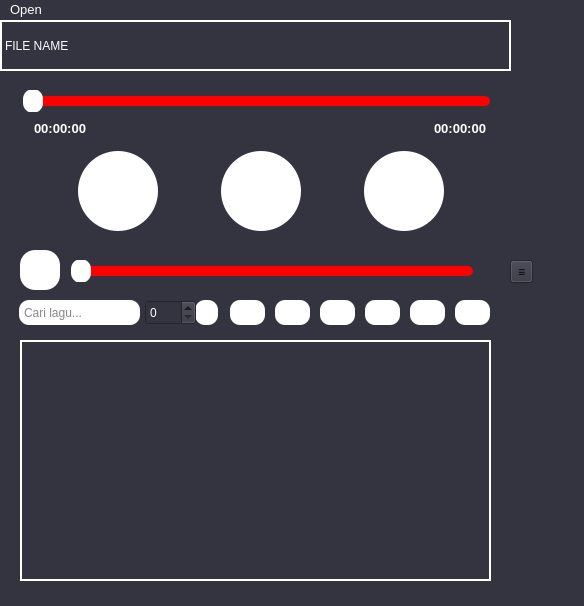
First picture: the form in MusicPlayerGUI/mainwindow.ui, repository adanfdilah/Project-Alpro, before the edit.
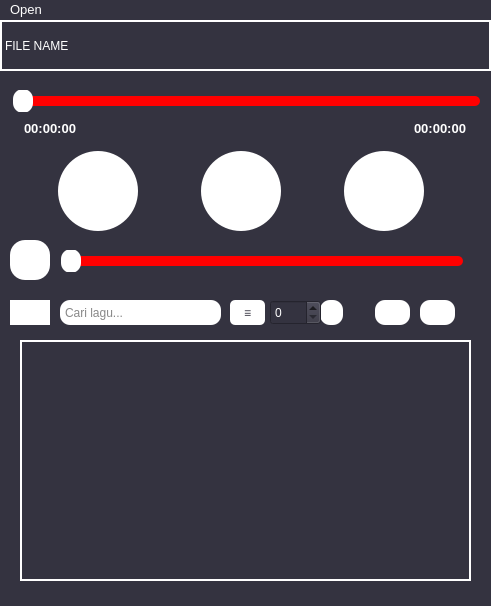
Second picture: the form after the edit. Custom widgets are drawn as their Qt base class.

Patch:
```diff
--- a/MusicPlayerGUI/mainwindow.ui
+++ b/MusicPlayerGUI/mainwindow.ui
@@ -6,7 +6,7 @@
    <rect>
     <x>0</x>
     <y>0</y>
-    <width>584</width>
+    <width>491</width>
     <height>606</height>
    </rect>
   </property>
@@ -23,7 +23,7 @@
      <rect>
       <x>0</x>
       <y>0</y>
-      <width>511</width>
+      <width>491</width>
       <height>51</height>
      </rect>
     </property>
@@ -49,7 +49,7 @@
      <rect>
       <x>10</x>
       <y>70</y>
-      <width>500</width>
+      <width>480</width>
       <height>22</height>
      </rect>
     </property>
@@ -77,8 +77,8 @@
    <widget class="QSlider" name="horizontalSlider_Audio_Volume">
     <property name="geometry">
      <rect>
-      <x>70</x>
-      <y>240</y>
+      <x>60</x>
+      <y>230</y>
       <width>411</width>
       <height>22</height>
      </rect>
@@ -107,8 +107,8 @@
    <widget class="QPushButton" name="pushButton_Volume">
     <property name="geometry">
      <rect>
-      <x>20</x>
-      <y>230</y>
+      <x>10</x>
+      <y>220</y>
       <width>40</width>
       <height>40</height>
      </rect>
@@ -136,7 +136,7 @@
    <widget class="QWidget" name="layoutWidget">
     <property name="geometry">
      <rect>
-      <x>30</x>
+      <x>10</x>
       <y>130</y>
       <width>462</width>
       <height>82</height>
@@ -244,7 +244,7 @@
    <widget class="QLabel" name="label_Value_1">
     <property name="geometry">
      <rect>
-      <x>30</x>
+      <x>20</x>
       <y>100</y>
       <width>60</width>
       <height>16</height>
@@ -273,7 +273,7 @@
    <widget class="QLabel" name="label_Value_2">
     <property name="geometry">
      <rect>
-      <x>430</x>
+      <x>410</x>
       <y>100</y>
       <width>60</width>
       <height>16</height>
@@ -302,7 +302,7 @@
    <widget class="QPushButton" name="setTimerButton">
     <property name="geometry">
      <rect>
-      <x>195</x>
+      <x>320</x>
       <y>280</y>
       <width>23</width>
       <height>25</height>
@@ -334,7 +334,7 @@
    <widget class="QSpinBox" name="timerSpinBox">
     <property name="geometry">
      <rect>
-      <x>145</x>
+      <x>270</x>
       <y>280</y>
       <width>51</width>
       <height>25</height>
@@ -516,12 +516,223 @@
    <widget class="QPushButton" name="pushButton_Shuffle">
     <property name="geometry">
      <rect>
-      <x>410</x>
+      <x>375</x>
       <y>280</y>
       <width>35</width>
       <height>25</height>
      </rect>
     </property>
+    <property name="sizePolicy">
+     <sizepolicy hsizetype="Fixed" vsizetype="Fixed">
+      <horstretch>0</horstretch>
+      <verstretch>0</verstretch>
+     </sizepolicy>
+    </property>
+    <property name="palette">
+     <palette>
+      <active>
+       <colorrole role="WindowText">
+        <brush brushstyle="SolidPattern">
+         <color alpha="255">
+          <red>52</red>
+          <green>51</green>
+          <blue>64</blue>
+         </color>
+        </brush>
+       </colorrole>
+       <colorrole role="Button">
+        <brush brushstyle="SolidPattern">
+         <color alpha="255">
+          <red>255</red>
+          <green>255</green>
+          <blue>255</blue>
+         </color>
+        </brush>
+       </colorrole>
+       <colorrole role="Text">
+        <brush brushstyle="SolidPattern">
+         <color alpha="255">
+          <red>52</red>
+          <green>51</green>
+          <blue>64</blue>
+         </color>
+        </brush>
+       </colorrole>
+       <colorrole role="ButtonText">
+        <brush brushstyle="SolidPattern">
+         <color alpha="255">
+          <red>52</red>
+          <green>51</green>
+          <blue>64</blue>
+         </color>
+        </brush>
+       </colorrole>
+       <colorrole role="Base">
+        <brush brushstyle="SolidPattern">
+         <color alpha="255">
+          <red>255</red>
+          <green>255</green>
+          <blue>255</blue>
+         </color>
+        </brush>
+       </colorrole>
+       <colorrole role="Window">
+        <brush brushstyle="SolidPattern">
+         <color alpha="255">
+          <red>255</red>
+          <green>255</green>
+          <blue>255</blue>
+         </color>
+        </brush>
+       </colorrole>
+       <colorrole role="PlaceholderText">
+        <brush brushstyle="SolidPattern">
+         <color alpha="128">
+          <red>52</red>
+          <green>51</green>
+          <blue>64</blue>
+         </color>
+        </brush>
+       </colorrole>
+      </active>
+      <inactive>
+       <colorrole role="WindowText">
+        <brush brushstyle="SolidPattern">
+         <color alpha="255">
+          <red>52</red>
+          <green>51</green>
+          <blue>64</blue>
+         </color>
+        </brush>
+       </colorrole>
+       <colorrole role="Button">
+        <brush brushstyle="SolidPattern">
+         <color alpha="255">
+          <red>255</red>
+          <green>255</green>
+          <blue>255</blue>
+         </color>
+        </brush>
+       </colorrole>
+       <colorrole role="Text">
+        <brush brushstyle="SolidPattern">
+         <color alpha="255">
+          <red>52</red>
+          <green>51</green>
+          <blue>64</blue>
+         </color>
+        </brush>
+       </colorrole>
+       <colorrole role="ButtonText">
+        <brush brushstyle="SolidPattern">
+         <color alpha="255">
+          <red>52</red>
+          <green>51</green>
+          <blue>64</blue>
+         </color>
+        </brush>
+       </colorrole>
+       <colorrole role="Base">
+        <brush brushstyle="SolidPattern">
+         <color alpha="255">
+          <red>255</red>
+          <green>255</green>
+          <blue>255</blue>
+         </color>
+        </brush>
+       </colorrole>
+       <colorrole role="Window">
+        <brush brushstyle="SolidPattern">
+         <color alpha="255">
+          <red>255</red>
+          <green>255</green>
+          <blue>255</blue>
+         </color>
+        </brush>
+       </colorrole>
+       <colorrole role="PlaceholderText">
+        <brush brushstyle="SolidPattern">
+         <color alpha="128">
+          <red>52</red>
+          <green>51</green>
+          <blue>64</blue>
+         </color>
+        </brush>
+       </colorrole>
+      </inactive>
+      <disabled>
+       <colorrole role="WindowText">
+        <brush brushstyle="SolidPattern">
+         <color alpha="255">
+          <red>52</red>
+          <green>51</green>
+          <blue>64</blue>
+         </color>
+        </brush>
+       </colorrole>
+       <colorrole role="Button">
+        <brush brushstyle="SolidPattern">
+         <color alpha="255">
+          <red>255</red>
+          <green>255</green>
+          <blue>255</blue>
+         </color>
+        </brush>
+       </colorrole>
+       <colorrole role="Text">
+        <brush brushstyle="SolidPattern">
+         <color alpha="255">
+          <red>52</red>
+          <green>51</green>
+          <blue>64</blue>
+         </color>
+        </brush>
+       </colorrole>
+       <colorrole role="ButtonText">
+        <brush brushstyle="SolidPattern">
+         <color alpha="255">
+          <red>52</red>
+          <green>51</green>
+          <blue>64</blue>
+         </color>
+        </brush>
+       </colorrole>
+       <colorrole role="Base">
+        <brush brushstyle="SolidPattern">
+         <color alpha="255">
+          <red>255</red>
+          <green>255</green>
+          <blue>255</blue>
+         </color>
+        </brush>
+       </colorrole>
+       <colorrole role="Window">
+        <brush brushstyle="SolidPattern">
+         <color alpha="255">
+          <red>255</red>
+          <green>255</green>
+          <blue>255</blue>
+         </color>
+        </brush>
+       </colorrole>
+       <colorrole role="PlaceholderText">
+        <brush brushstyle="SolidPattern">
+         <color alpha="128">
+          <red>52</red>
+          <green>51</green>
+          <blue>64</blue>
+         </color>
+        </brush>
+       </colorrole>
+      </disabled>
+     </palette>
+    </property>
+    <property name="contextMenuPolicy">
+     <enum>Qt::ContextMenuPolicy::DefaultContextMenu</enum>
+    </property>
+    <property name="autoFillBackground">
+     <bool>false</bool>
+    </property>
     <property name="styleSheet">
      <string notr="true">QPushButton
 {
@@ -538,16 +749,25 @@
     <property name="checkable">
      <bool>true</bool>
     </property>
+    <property name="checked">
+     <bool>false</bool>
+    </property>
    </widget>
    <widget class="QPushButton" name="pushButton_Repeat">
     <property name="geometry">
      <rect>
-      <x>455</x>
+      <x>420</x>
       <y>280</y>
       <width>35</width>
       <height>25</height>
      </rect>
     </property>
+    <property name="sizePolicy">
+     <sizepolicy hsizetype="Fixed" vsizetype="Fixed">
+      <horstretch>0</horstretch>
+      <verstretch>0</verstretch>
+     </sizepolicy>
+    </property>
     <property name="styleSheet">
      <string notr="true">QPushButton
 {
@@ -568,9 +788,9 @@
    <widget class="QLineEdit" name="searchLineEdit">
     <property name="geometry">
      <rect>
-      <x>19</x>
+      <x>60</x>
       <y>280</y>
-      <width>121</width>
+      <width>161</width>
       <height>25</height>
      </rect>
     </property>
@@ -594,9 +814,9 @@
    <widget class="QPushButton" name="pushButton_DaftarLagu">
     <property name="geometry">
      <rect>
-      <x>365</x>
+      <x>40</x>
       <y>280</y>
-      <width>35</width>
+      <width>10</width>
       <height>25</height>
      </rect>
     </property>
@@ -621,9 +841,9 @@
    <widget class="QPushButton" name="pushButton_KembaliKeLirik">
     <property name="geometry">
      <rect>
-      <x>320</x>
+      <x>30</x>
       <y>280</y>
-      <width>35</width>
+      <width>10</width>
       <height>25</height>
      </rect>
     </property>
@@ -650,7 +870,7 @@
      <rect>
       <x>20</x>
       <y>320</y>
-      <width>471</width>
+      <width>451</width>
       <height>241</height>
      </rect>
     </property>
@@ -1090,7 +1310,7 @@
        <rect>
         <x>10</x>
         <y>10</y>
-        <width>451</width>
+        <width>431</width>
         <height>221</height>
        </rect>
       </property>
@@ -1107,9 +1327,9 @@
    <widget class="QPushButton" name="pushButton_ListWidgetQueue">
     <property name="geometry">
      <rect>
-      <x>275</x>
+      <x>20</x>
       <y>280</y>
-      <width>35</width>
+      <width>10</width>
       <height>25</height>
      </rect>
     </property>
@@ -1134,9 +1354,9 @@
    <widget class="QPushButton" name="pushButton_DownloadReport">
     <property name="geometry">
      <rect>
-      <x>230</x>
+      <x>10</x>
       <y>280</y>
-      <width>35</width>
+      <width>10</width>
       <height>25</height>
      </rect>
     </property>
@@ -1157,15 +1377,29 @@
    <widget class="QToolButton" name="toolButton_Menu">
     <property name="geometry">
      <rect>
-      <x>510</x>
-      <y>240</y>
-      <width>23</width>
-      <height>23</height>
+      <x>230</x>
+      <y>280</y>
+      <width>35</width>
+      <height>25</height>
      </rect>
     </property>
     <property name="toolTip">
      <string>Menu</string>
     </property>
+    <property name="styleSheet">
+     <string notr="true">QToolButton
+{
+border:none;
+border-radius:5px;
+background-color:rgb(255,255,255);
+color:rgb(52,51,64);
+padding:0px;
+}
+QToolButton::Hover
+{
+ background-color:rgb(140,140,140);
+}</string>
+    </property>
     <property name="text">
      <string>≡</string>
     </property>
@@ -1197,8 +1431,8 @@
     <rect>
      <x>0</x>
      <y>0</y>
-     <width>584</width>
-     <height>22</height>
+     <width>491</width>
+     <height>23</height>
     </rect>
    </property>
    <property name="palette">
```
Left out of the diff: 24 changed lines with no effect on the pictures.
